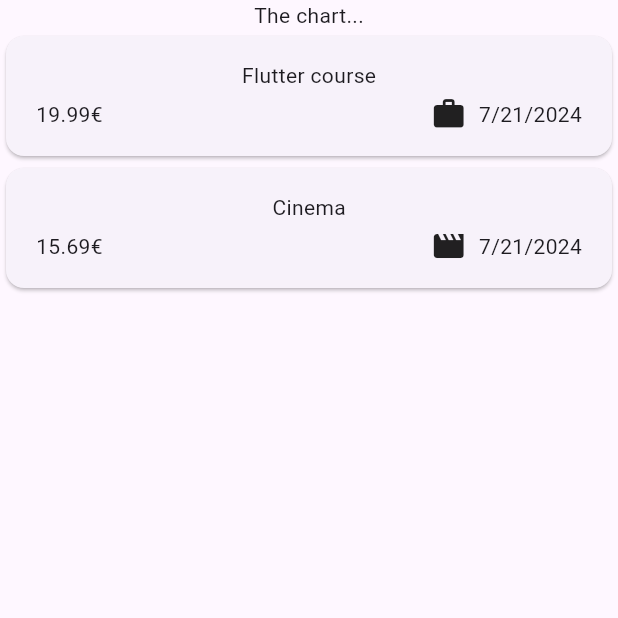
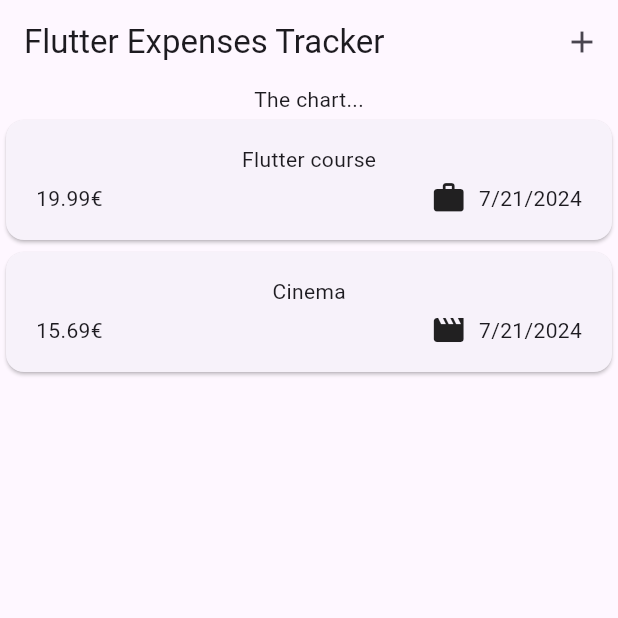
Before and after one commit to bozzimarcello/expense_tracker, a Flutter app: the screen it shows after launch, on a phone screen of 412 x 824 dp, the top half of it. Run offline on Flutter 3.47's test engine with Material 3 defaults, Android fonts, the phone set to English and light mode, and no system bars.

Commit message:
AppBar added

```diff
--- a/lib/widgets/expenses.dart
+++ b/lib/widgets/expenses.dart
@@ -30,6 +30,15 @@ class _ExpensesState extends State<Expenses> {
   @override
   Widget build(BuildContext context) {
     return Scaffold(
+      appBar: AppBar(
+        title: const Text('Flutter Expenses Tracker'),
+        actions: [
+          IconButton(
+            icon: const Icon(Icons.add),
+            onPressed: () {},
+          ),
+        ],
+      ),
       body: Column(
         children: [
           const Text('The chart...'),
```
